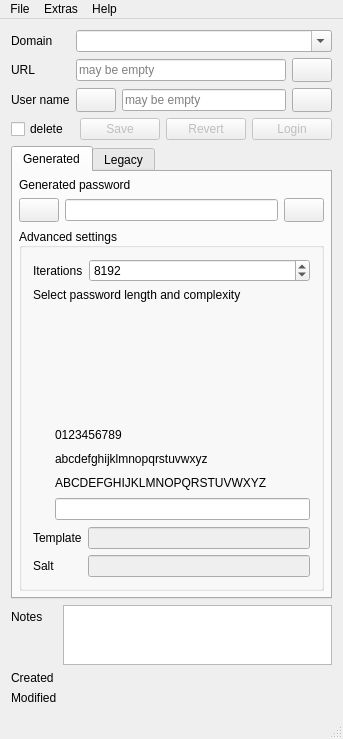
607011/Qt-SESAM, file Qt-SESAM/mainwindow.ui: the form before one commit.
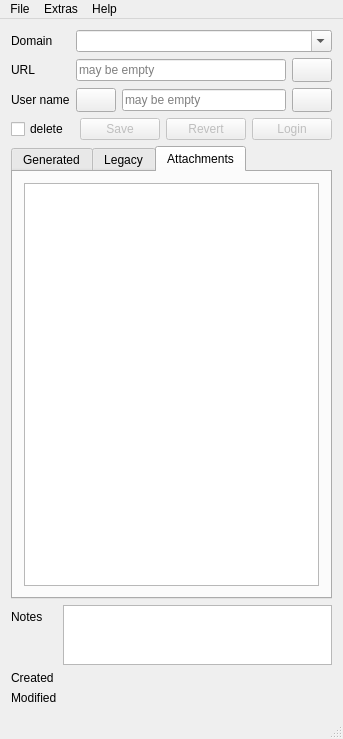
The form after the commit. The open tabs and pages were chosen to show the change. Icons and pictures are not drawn. Custom widgets are drawn as their Qt base class.

```diff
--- a/Qt-SESAM/mainwindow.ui
+++ b/Qt-SESAM/mainwindow.ui
@@ -730,6 +730,20 @@
         </item>
        </layout>
       </widget>
+      <widget class="QWidget" name="attachmentsTab">
+       <attribute name="title">
+        <string>Attachments</string>
+       </attribute>
+       <layout class="QVBoxLayout" name="verticalLayout">
+        <item>
+         <widget class="QListWidget" name="attachmentListWidget">
+          <property name="acceptDrops">
+           <bool>true</bool>
+          </property>
+         </widget>
+        </item>
+       </layout>
+      </widget>
      </widget>
     </item>
     <item>
```
Left out of the diff: 2 changed lines with no effect on the pictures.
